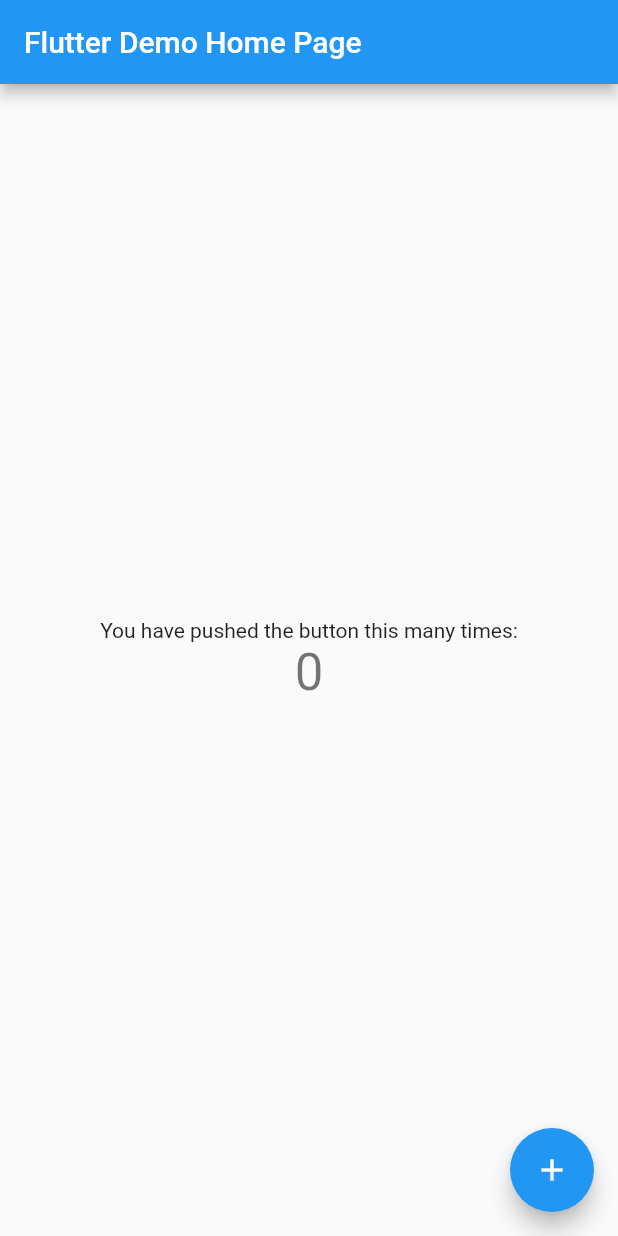
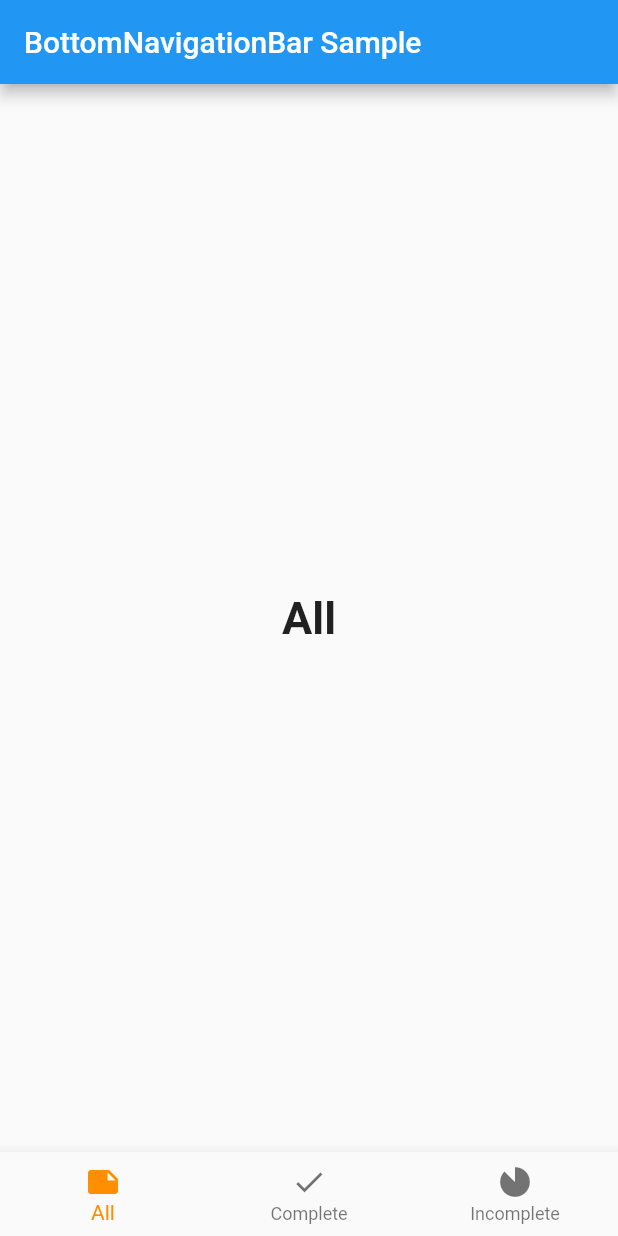
Before and after one commit to kulotski321/to-do-app, a Flutter app: the screen it shows after launch, on a phone screen of 412 x 824 dp. Run offline on Flutter 3.47's test engine with Material 2 defaults, Android fonts, the phone set to English and light mode, and no system bars.

Commit message:
Add bottom navbar

```diff
--- a/lib/main.dart
+++ b/lib/main.dart
@@ -9,30 +9,44 @@
   @override
   Widget build(BuildContext context) {
     return MaterialApp(
-      title: 'Flutter Demo',
+      title: 'To Do App',
       theme: ThemeData(
         primarySwatch: Colors.blue,
       ),
-      home: const MyHomePage(title: 'Flutter Demo Home Page'),
+      home: const MyStatefulWidget(),
     );
   }
 }
 
-class MyHomePage extends StatefulWidget {
-  const MyHomePage({Key? key, required this.title}) : super(key: key);
-
-  final String title;
+class MyStatefulWidget extends StatefulWidget {
+  const MyStatefulWidget({Key? key}) : super(key: key);
 
   @override
-  State<MyHomePage> createState() => _MyHomePageState();
+  State<MyStatefulWidget> createState() => _MyStatefulWidgetState();
 }
 
-class _MyHomePageState extends State<MyHomePage> {
-  int _counter = 0;
+class _MyStatefulWidgetState extends State<MyStatefulWidget> {
+  int _selectedIndex = 0;
+  static const TextStyle optionStyle =
+      TextStyle(fontSize: 30, fontWeight: FontWeight.bold);
+  static const List<Widget> _widgetOptions = <Widget>[
+    Text(
+      'All',
+      style: optionStyle,
+    ),
+    Text(
+      'Complete',
+      style: optionStyle,
+    ),
+    Text(
+      'Incomplete',
+      style: optionStyle,
+    ),
+  ];
 
-  void _incrementCounter() {
+  void _onItemTapped(int index) {
     setState(() {
-      _counter++;
+      _selectedIndex = index;
     });
   }
 
@@ -40,26 +54,32 @@
   Widget build(BuildContext context) {
     return Scaffold(
       appBar: AppBar(
-        title: Text(widget.title),
+        title: const Text('BottomNavigationBar Sample'),
       ),
       body: Center(
-        child: Column(
-          mainAxisAlignment: MainAxisAlignment.center,
-          children: <Widget>[
-            const Text(
-              'You have pushed the button this many times:',
-            ),
-            Text(
-              '$_counter',
-              style: Theme.of(context).textTheme.headline4,
-            ),
-          ],
-        ),
+        child: _widgetOptions.elementAt(_selectedIndex),
       ),
-      floatingActionButton: FloatingActionButton(
-        onPressed: _incrementCounter,
-        tooltip: 'Increment',
-        child: const Icon(Icons.add),
+      bottomNavigationBar: BottomNavigationBar(
+        items: const <BottomNavigationBarItem>[
+          BottomNavigationBarItem(
+            icon: Icon(Icons.note),
+            label: 'All',
+            backgroundColor: Colors.red,
+          ),
+          BottomNavigationBarItem(
+            icon: Icon(Icons.check),
+            label: 'Complete',
+            backgroundColor: Colors.green,
+          ),
+          BottomNavigationBarItem(
+            icon: Icon(Icons.incomplete_circle),
+            label: 'Incomplete',
+            backgroundColor: Colors.purple,
+          ),
+        ],
+        currentIndex: _selectedIndex,
+        selectedItemColor: Colors.amber[800],
+        onTap: _onItemTapped,
       ),
     );
   }
```
